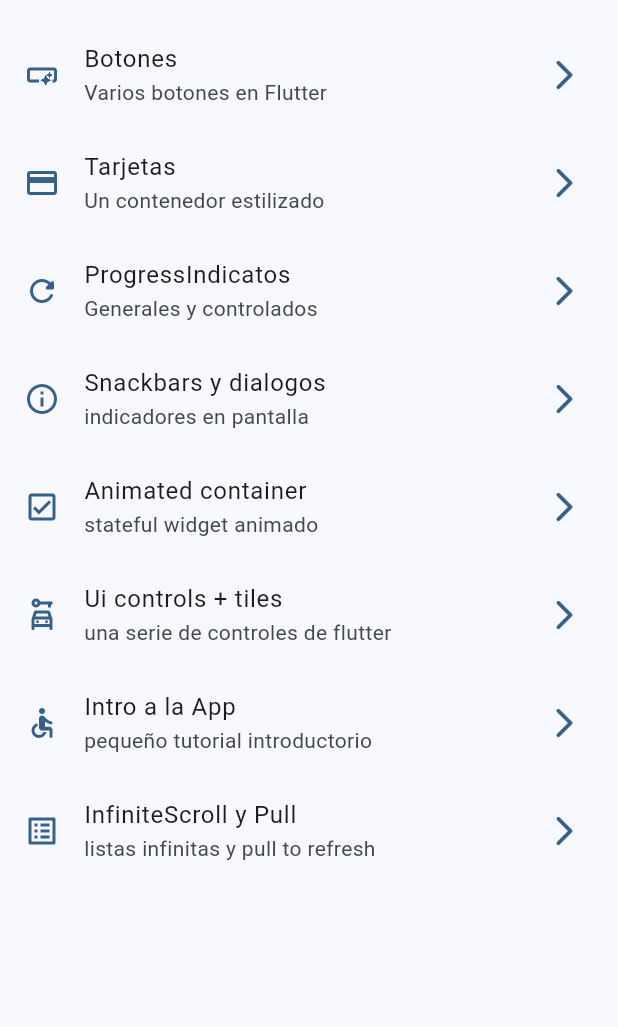
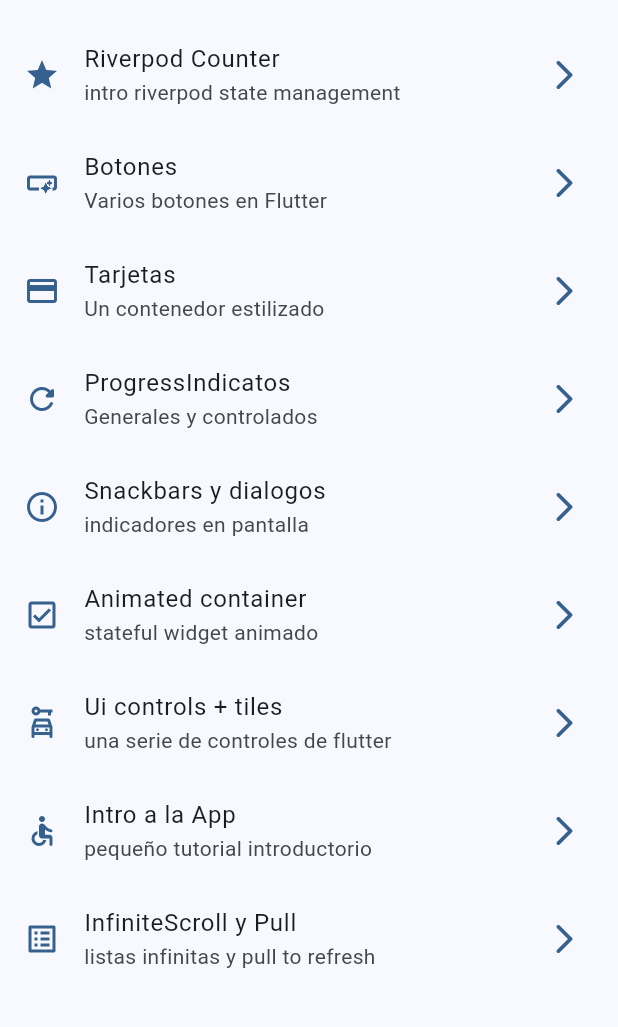
Before and after one commit to g1alexander/curso-flutter, a Flutter app: the screen it shows after launch, on a phone screen of 412 x 824 dp, the part 63-1090 px from its top. Run offline on Flutter 3.47's test engine with Material 3 defaults, Android fonts, the phone set to English and light mode, and no system bars; our stand-ins replace animate_do, dio, flutter_riverpod, go_router, video_player.

Commit message:
intro a riverpod

```diff
--- a/05_widgets_app/lib/config/menu/menu_items.dart
+++ b/05_widgets_app/lib/config/menu/menu_items.dart
@@ -15,6 +15,11 @@ class MenuItem {
 }
 
 const appMenuItems = <MenuItem>[
+  MenuItem(
+      title: "Riverpod Counter",
+      subtitle: "intro riverpod state management",
+      nameRoute: CounterScreen.name,
+      icon: Icons.star),
   MenuItem(
       title: "Botones",
       subtitle: "Varios botones en Flutter",
--- a/05_widgets_app/lib/config/router/app_router.dart
+++ b/05_widgets_app/lib/config/router/app_router.dart
@@ -49,6 +49,11 @@ final appRouter = GoRouter(
       path: '/infinite',
       name: InfiniteScrollScreen.name,
       builder: (context, state) => const InfiniteScrollScreen(),
+    ),
+    GoRoute(
+      path: '/counter',
+      name: CounterScreen.name,
+      builder: (context, state) => const CounterScreen(),
     )
   ],
 );
--- /dev/null
+++ b/05_widgets_app/lib/presentation/providers/counter_provider.dart
@@ -0,0 +1,3 @@
+import 'package:flutter_riverpod/flutter_riverpod.dart';
+
+final counterProvider = StateProvider((ref) => 10);
--- /dev/null
+++ b/05_widgets_app/lib/presentation/providers/theme_provider.dart
@@ -0,0 +1,3 @@
+import 'package:flutter_riverpod/flutter_riverpod.dart';
+
+final isDarkmodeProvider = StateProvider((ref) => false);
--- /dev/null
+++ b/05_widgets_app/lib/presentation/screens/counter/counter.dart
@@ -0,0 +1 @@
+export 'counter_screen.dart';
--- a/05_widgets_app/lib/presentation/screens/screens.dart
+++ b/05_widgets_app/lib/presentation/screens/screens.dart
@@ -2,6 +2,7 @@ export 'animated/animated.dart';
 export 'app_tutorial/app_tutorial.dart';
 export 'buttons/buttons.dart';
 export 'cards/cards.dart';
+export 'counter/counter.dart';
 export 'home/home.dart';
 export 'infinite_scroll/infinite_scroll.dart';
 export 'progress/progress.dart';
--- a/05_widgets_app/pubspec.yaml
+++ b/05_widgets_app/pubspec.yaml
@@ -10,6 +10,7 @@ dependencies:
   animate_do: ^3.3.4
   flutter:
     sdk: flutter
+  flutter_riverpod: ^2.5.1
   go_router: ^14.2.3
 
 dev_dependencies:
```
Also changed, not shown: 05_widgets_app/lib/main.dart (+6 -1 lines), 05_widgets_app/lib/presentation/screens/counter/counter_screen.dart (added, +46 -0 lines), 05_widgets_app/pubspec.lock.
